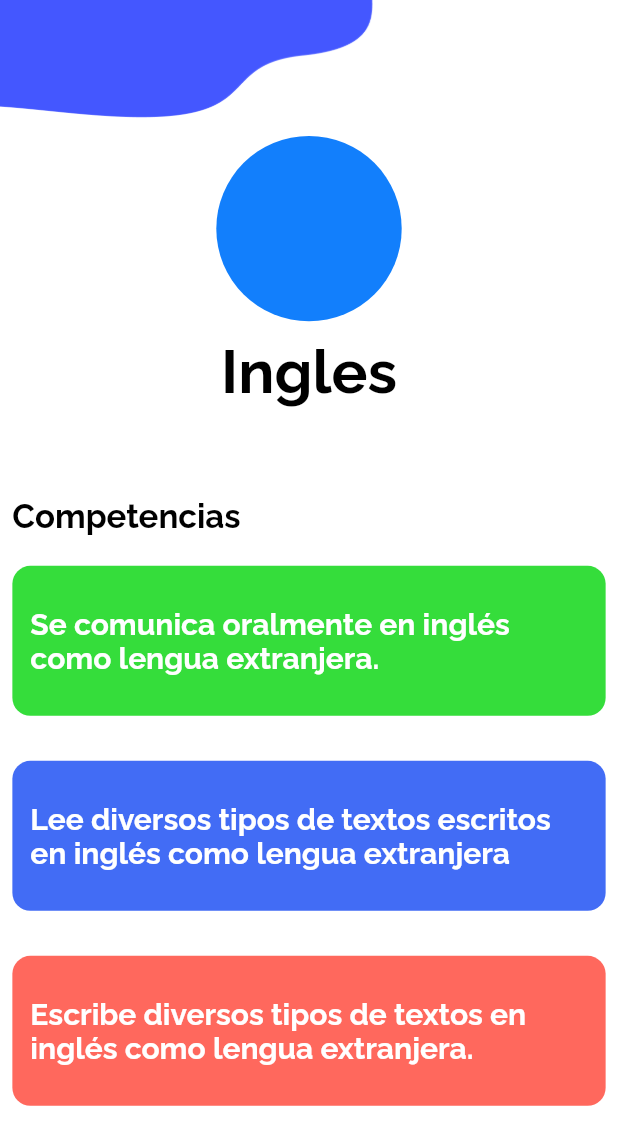
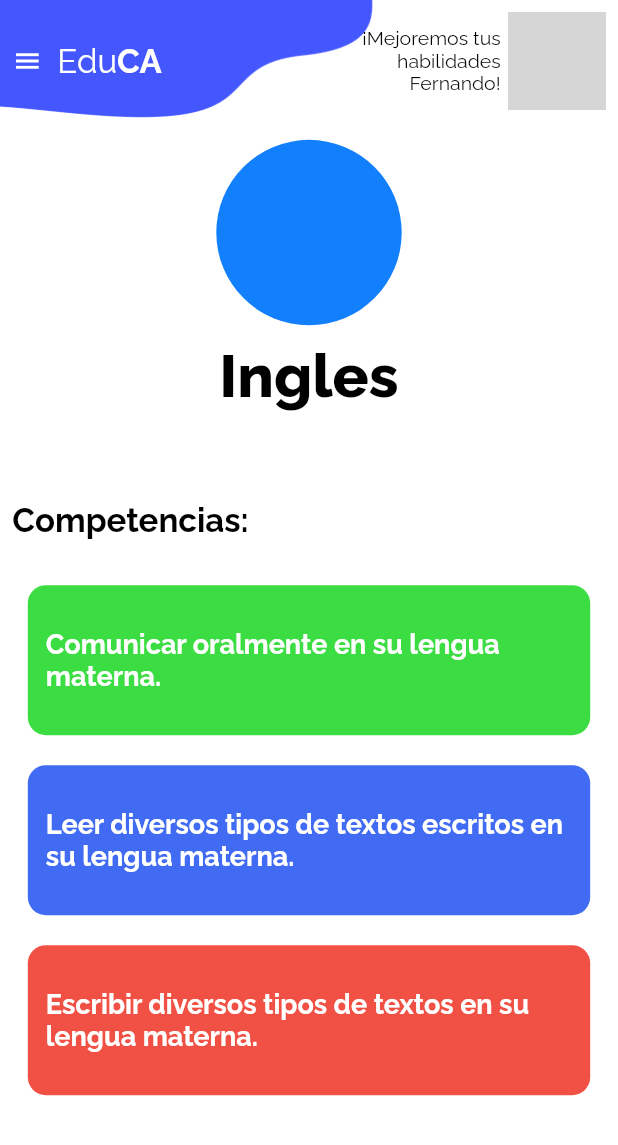
Before and after one commit to FernandoGavilan2000/Flutter_EduCA, a Flutter app: the HomeScreen screen opened by its route, after a tap on "Ingles", on a phone screen of 412 x 824 dp. Shown: the top 1145 px of the screen. Run offline on Flutter 3.47's test engine with Material 2 defaults, Android fonts, the phone set to English and light mode, and no system bars; our stand-ins replace google_fonts; network calls fail; grey boxes are pictures that could not be loaded.

Commit message:
HeaderCard added

```diff
--- a/lib/providers/Course.dart
+++ b/lib/providers/Course.dart
@@ -2,14 +2,18 @@ import 'package:flutter/cupertino.dart';
 
 class CourseProvider extends ChangeNotifier {
   String courseName;
+  String coursePath;
   List<String>? goals;
 
   CourseProvider({
     this.courseName = '',
+    this.coursePath = '',
   });
 
-  void changeCourse(String newCourse, List<String> newgoals) {
-    courseName = newCourse;
+  void changeCourse(
+      String newCourseName, String newCoursePath, List<String> newgoals) {
+    courseName = newCourseName;
+    coursePath = newCoursePath;
     goals = newgoals;
     notifyListeners();
   }
--- a/lib/screens/CourseScreen.dart
+++ b/lib/screens/CourseScreen.dart
@@ -1,5 +1,6 @@
 import 'package:flutter/material.dart';
 import 'package:flutter_educa/providers/Course.dart';
+import 'package:flutter_educa/widgets/HeaderCard.dart';
 import 'package:provider/provider.dart';
 
 import '../widgets/Text/CustomSubTitle.dart';
@@ -13,6 +14,8 @@ class CourseScreen extends StatelessWidget {
   Widget build(BuildContext context) {
     String courseName = Provider.of<CourseProvider>(context).courseName;
     List<String>? courseGoals = Provider.of<CourseProvider>(context).goals;
+    double widthScreen = MediaQuery.of(context).size.width;
+    //double heightScreen = MediaQuery.of(context).size.height;
     return SafeArea(
       child: Container(
         decoration: const BoxDecoration(
@@ -25,22 +28,21 @@ class CourseScreen extends StatelessWidget {
           body: SingleChildScrollView(
             child: Container(
               width: double.infinity,
-              margin: EdgeInsets.all(MediaQuery.of(context).size.width * 0.02),
+              margin: EdgeInsets.all(widthScreen * 0.02),
               child: Column(
                   crossAxisAlignment: CrossAxisAlignment.start,
                   children: [
-                    Container(
-                      width: double.infinity,
-                      color: Colors.transparent,
-                      height: MediaQuery.of(context).size.height * 0.1,
-                      //child: Text("AQUI VA EL MENU HAMBURGUESA + Photo"),
+                    const HeaderCard(
+                      educaColor: Colors.white,
+                      messageColor: Colors.black,
+                      message: true,
                     ),
                     Center(
                       child: Column(
                         children: [
                           Container(
-                              width: MediaQuery.of(context).size.width * 0.30,
-                              height: MediaQuery.of(context).size.width * 0.30,
+                              width: widthScreen * 0.30,
+                              height: widthScreen * 0.30,
                               decoration: const BoxDecoration(
                                   shape: BoxShape.circle,
                                   color: Color.fromARGB(255, 18, 127, 252))),
@@ -57,12 +59,15 @@ class CourseScreen extends StatelessWidget {
                     ),
                     const SizedBox(height: 60),
                     const CustomText(
-                      text: 'Competencias',
+                      text: 'Competencias:',
                       bold: true,
                     ),
                     const SizedBox(height: 20),
-                    Column(
-                      children: listCompetencias(courseName, courseGoals),
+                    Container(
+                      margin: EdgeInsets.all(widthScreen * 0.025),
+                      child: Column(
+                        children: listCompetencias(courseName, courseGoals),
+                      ),
                     )
                   ]),
             ),
@@ -82,20 +87,20 @@ List<Widget> listCompetencias(String name, List<String>? goals) {
           listCards.add(CompetenciaCard(
               nameCourse: name,
               label: goals[i],
-              background: const Color.fromARGB(255, 53, 221, 59)));
+              background: const Color.fromARGB(255, 60, 221, 66)));
           break;
         case 1:
           listCards.add(CompetenciaCard(
             nameCourse: name,
             label: goals[i],
-            background: const Color.fromARGB(255, 66, 108, 245),
+            background: const Color.fromARGB(255, 65, 107, 243),
           ));
           break;
         case 2:
           listCards.add(CompetenciaCard(
             nameCourse: name,
             label: goals[i],
-            background: const Color.fromARGB(255, 255, 104, 93),
+            background: const Color.fromARGB(255, 241, 80, 68),
           ));
           break;
         case 3:
@@ -137,7 +142,7 @@ class CompetenciaCard extends StatelessWidget {
         Navigator.of(context).pushNamed('/recursos');
       },
       child: Container(
-        margin: const EdgeInsets.only(bottom: 30),
+        margin: const EdgeInsets.only(bottom: 20),
         padding: const EdgeInsets.only(left: 12, right: 12),
         decoration: BoxDecoration(
             color: background, borderRadius: BorderRadius.circular(12)),
@@ -148,7 +153,7 @@ class CompetenciaCard extends StatelessWidget {
               align: TextAlign.left,
               bold: true,
               color: Colors.white,
-              fontSize: 20,
+              fontSize: 18,
               text: label),
         ),
       ),
--- a/lib/screens/HomeScreen.dart
+++ b/lib/screens/HomeScreen.dart
@@ -1,6 +1,7 @@
 import 'package:flutter/material.dart';
 import 'package:flutter_educa/widgets/CardNewRecord.dart';
 import 'package:flutter_educa/widgets/CategoriesScroller.dart';
+import 'package:flutter_educa/widgets/HeaderCard.dart';
 import 'package:flutter_educa/widgets/Text/CustomSubTitle.dart';
 import 'package:flutter_educa/widgets/Text/CustomText.dart';
 
@@ -10,26 +11,19 @@ class HomeScreen extends StatelessWidget {
   @override
   Widget build(BuildContext context) {
     return SafeArea(
-      child: Container(
-        decoration: const BoxDecoration(
-            color: Colors.white,
-            image: DecorationImage(
-                fit: BoxFit.fill,
-                image: AssetImage('assets/CourseBackground.png'))),
       child: Scaffold(
-          backgroundColor: Colors.transparent,
+        backgroundColor: Colors.white,
         body: SingleChildScrollView(
           child: Container(
             width: double.infinity,
             margin: EdgeInsets.all(MediaQuery.of(context).size.width * 0.02),
-              child: Column(
-                  crossAxisAlignment: CrossAxisAlignment.start,
-                  children: [
-                    Container(
-                      width: double.infinity,
-                      color: Colors.transparent,
-                      height: MediaQuery.of(context).size.height * 0.1,
-                      //child: Text("AQUI VA EL MENU HAMBURGUESA + Photo"),
+            child:
+                Column(crossAxisAlignment: CrossAxisAlignment.start, children: [
+              const HeaderCard(
+                educaColor: Colors.black,
+                messageColor: Colors.black,
+                message: false,
+                imageSize: 78,
               ),
               Row(
                 children: const [
@@ -54,8 +48,7 @@ class HomeScreen extends StatelessWidget {
               const SizedBox(height: 30),
               const CardNewRecord(
                 title: 'Matematica 1',
-                      subtitle:
-                          'Aprendiste las reglas basicas de las matematicas',
+                subtitle: 'Aprendiste las reglas basicas de las matematicas',
               ),
               const CardNewRecord(
                 title: 'Historia del Perú',
@@ -77,7 +70,6 @@ class HomeScreen extends StatelessWidget {
           ),
         ),
       ),
-      ),
     );
   }
 }
--- a/lib/services/remote_service.dart
+++ b/lib/services/remote_service.dart
@@ -48,6 +48,7 @@ class RemoteService {
   }
 
   Future<List<Reading>?> getReadings(String course) async {
+    print(course);
     var client = http.Client();
     var uri = Uri.parse(URL_BASE + course + '/readings/');
     var response = await client.get(uri);
--- a/lib/widgets/AudiosCard.dart
+++ b/lib/widgets/AudiosCard.dart
@@ -1,4 +1,5 @@
 import 'package:flutter/material.dart';
+import 'package:flutter_educa/widgets/Text/CustomSubTitle.dart';
 import 'package:flutter_educa/widgets/Text/CustomTitle.dart';
 
 class AudiosCard extends StatelessWidget {
@@ -47,7 +48,7 @@ class AudiosCard extends StatelessWidget {
                   color: colorBlue,
                   fontSize: 20,
                 ),
-                CustomTitle(
+                CustomSubTitle(
                   text: description,
                   color: colorNegro,
                   fontSize: 10,
@@ -69,10 +70,11 @@ class AudiosCard extends StatelessWidget {
                       Icons.play_arrow,
                       color: Color.fromARGB(255, 43, 43, 43),
                     ),
-                    CustomTitle(
+                    CustomSubTitle(
                       text: 'Play',
                       color: colorNegro,
                       fontSize: 10,
+                      bold: true,
                     ),
                   ],
                 ),
--- a/lib/widgets/CategoriesScroller.dart
+++ b/lib/widgets/CategoriesScroller.dart
@@ -5,28 +5,39 @@ import 'package:provider/provider.dart';
 class CategoriesScroller extends StatelessWidget {
   const CategoriesScroller({Key? key}) : super(key: key);
 
-  static Map<String, dynamic> courses = {
-    'Comunicacion': [
+  static Map<String, Map<String, dynamic>> courses = {
+    'Comunicación': {
+      'api_path': 'comunicacion',
+      'goals': [
         'Comunicar oralmente en su lengua materna.',
         'Leer diversos tipos de textos escritos en su lengua materna.',
         'Escribir diversos tipos de textos en su lengua materna.'
-    ],
-    'Ingles': [
-      'Se comunica oralmente en inglés como lengua extranjera.',
-      'Lee diversos tipos de textos escritos en inglés como lengua extranjera',
-      'Escribe diversos tipos de textos en inglés como lengua extranjera.'
-    ],
-    'Matematicas': [
-      'Resuelve problemas de cantidad',
-      'Resuelve problemas de regularidad, equivalencia y cambio',
-      'Resuelve problemas de forma, movimiento y localización.',
-      'Resuelve problemas de gestión de datos e incertidumbre.'
-    ],
-    'Sociales': [
-      'Construye interpretaciones históricas.',
-      'Gestiona responsablemente el espacio y el ambiente.',
-      'Gestiona responsablemente los recursos económicos.',
-    ],
+      ]
+    },
+    'Ingles': {
+      'api_path': 'ingles',
+      'goals': [
+        'Comunicar oralmente en su lengua materna.',
+        'Leer diversos tipos de textos escritos en su lengua materna.',
+        'Escribir diversos tipos de textos en su lengua materna.'
+      ]
+    },
+    'Matemáticas': {
+      'api_path': 'matematicas',
+      'goals': [
+        'Comunicar oralmente en su lengua materna.',
+        'Leer diversos tipos de textos escritos en su lengua materna.',
+        'Escribir diversos tipos de textos en su lengua materna.'
+      ]
+    },
+    'Sociales': {
+      'api_path': 'sociales',
+      'goals': [
+        'Comunicar oralmente en su lengua materna.',
+        'Leer diversos tipos de textos escritos en su lengua materna.',
+        'Escribir diversos tipos de textos en su lengua materna.'
+      ]
+    },
   };
 
   @override
@@ -54,32 +65,35 @@ List<Widget> listCourses(Map courses, double height, double width) {
       categoryHeight: height,
       categoryWidth: width,
       courseName: key,
-      goals: value,
+      coursePath: value['api_path'],
+      goals: value['goals'],
     ));
   });
   return cardCourses;
 }
 
 class CardCourse extends StatelessWidget {
-  const CardCourse({
-    Key? key,
+  const CardCourse(
+      {Key? key,
       required this.categoryHeight,
       required this.categoryWidth,
       required this.courseName,
       required this.goals,
-  }) : super(key: key);
+      required this.coursePath})
+      : super(key: key);
 
   final double categoryHeight;
   final double categoryWidth;
   final String courseName;
   final List<String> goals;
+  final String coursePath;
 
   @override
   Widget build(BuildContext context) {
     return InkWell(
       onTap: () {
         Provider.of<CourseProvider>(context, listen: false)
-            .changeCourse(courseName, goals);
+            .changeCourse(courseName, coursePath, goals);
         Navigator.of(context).pushNamed('/course');
       },
       child: Container(
--- /dev/null
+++ b/lib/widgets/HeaderCard.dart
@@ -0,0 +1,103 @@
+import 'package:flutter/material.dart';
+import 'package:flutter_educa/widgets/Text/CustomText.dart';
+import 'package:flutter_educa/widgets/Text/CustomTitle.dart';
+import 'package:google_fonts/google_fonts.dart';
+
+class HeaderCard extends StatelessWidget {
+  const HeaderCard(
+      {Key? key,
+      this.message = false,
+      this.educaColor = Colors.white,
+      this.imageSize = 65,
+      this.messageColor = Colors.black})
+      : super(key: key);
+  final bool message;
+  final double imageSize;
+  final Color educaColor;
+  final Color messageColor;
+
+  @override
+  Widget build(BuildContext context) {
+    return Column(
+      mainAxisAlignment: MainAxisAlignment.start,
+      children: [
+        //Contenedor principal
+        SizedBox(
+          width: double.infinity,
+          child: Row(
+            children: [
+              //Menu y Titulo de la App
+              Expanded(
+                flex: 50,
+                child: SizedBox(
+                  width: double.infinity,
+                  child: Row(children: [
+                    Icon(
+                      Icons.menu,
+                      color: educaColor,
+                      size: 20,
+                    ),
+                    const SizedBox(
+                      width: 10,
+                    ),
+                    Row(
+                      children: [
+                        CustomText(
+                          text: "Edu",
+                          color: educaColor,
+                        ),
+                        CustomText(
+                          text: "CA",
+                          bold: true,
+                          color: educaColor,
+                        ),
+                      ],
+                    )
+                  ]),
+                ),
+              ),
+              //Profile avatar and ...
+              Expanded(
+                flex: 50,
+                child: SizedBox(
+                  width: double.infinity,
+                  child: Row(
+                    mainAxisAlignment: MainAxisAlignment.end,
+                    children: [
+                      SizedBox(
+                        width: 100,
+                        child: Text(
+                          message ? "¡Mejoremos tus habilidades Fernando!" : "",
+                          overflow: TextOverflow.fade,
+                          textAlign: TextAlign.right,
+                          style: GoogleFonts.raleway(
+                            color: messageColor,
+                            fontSize: 13,
+                            fontWeight: FontWeight.normal,
+                          ),
+                        ),
+                      ),
+                      const SizedBox(width: 5),
+                      SizedBox(
+                          width: imageSize,
+                          height: imageSize,
+                          child: const CircleAvatar(
+                            backgroundImage: NetworkImage(
+                                "https://images.clipartlogo.com/files/istock/previews/1062/106268237-study-to-male-students.jpg"),
+                          )),
+                    ],
+                  ),
+                ),
+              ),
+            ],
+          ),
+        ),
+        const SizedBox(
+          height: 20,
+        ),
+        //contenedor de los textos
+        // const TitleCourse(),
+      ],
+    );
+  }
+}
--- a/lib/widgets/Text/CustomTitle.dart
+++ b/lib/widgets/Text/CustomTitle.dart
@@ -20,7 +20,7 @@ class CustomTitle extends StatelessWidget {
         style: GoogleFonts.raleway(
           color: color,
           fontSize: fontSize,
-          fontWeight: bold ? FontWeight.bold : null,
+          fontWeight: bold ? FontWeight.w800 : FontWeight.bold,
         ));
   }
 }
```
Also changed, not shown: lib/screens/AudiosScreen.dart (+14 -8 lines), lib/screens/InicioScreen.dart (+12 -3 lines), lib/screens/LecturasScreen.dart (+6 -6 lines), lib/screens/LoginScreen.dart (+12 -3 lines), lib/screens/QuizzesScreen.dart (+6 -7 lines), lib/screens/RecursosScreen.dart (+27 -18 lines), lib/screens/VideosScreen.dart (+9 -9 lines). Lines whose indentation alone changed are shown as unchanged.
